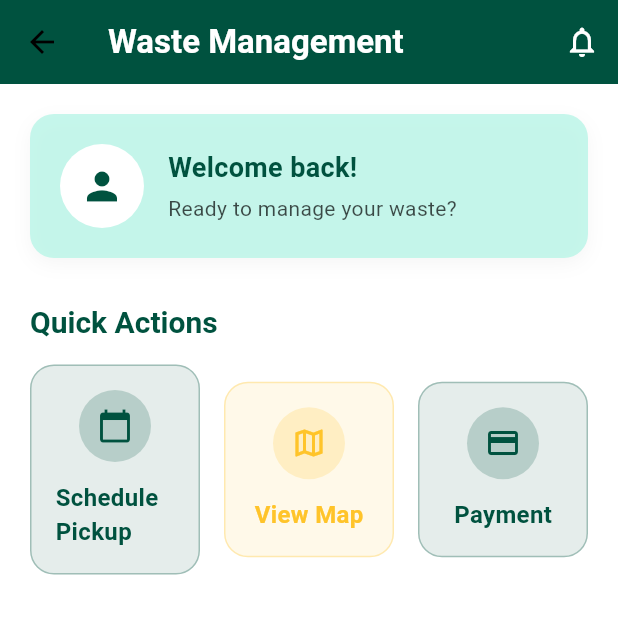
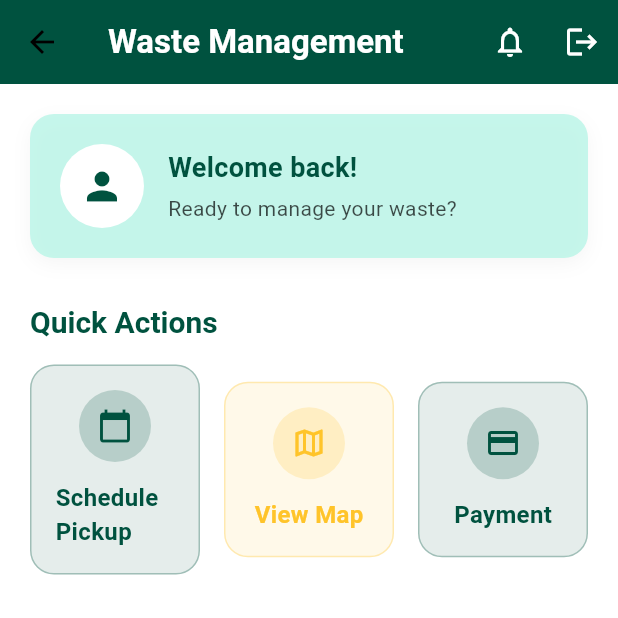
Before and after one commit to Mackle10/group26-recces-, a Flutter app: the HomeScreen screen opened by its route, on a phone screen of 412 x 824 dp, the top half of it. Run offline on Flutter 3.47's test engine with Material 3 defaults, Android fonts, the phone set to English and light mode, and no system bars; our stand-ins replace bloc, cloud_firestore, equatable, firebase_auth, firebase_core, firebase_storage and 4 more; accounts and stored records are empty.

Commit message:
implemented logout,added user role which help to distribute screens

```diff
--- a/wastemanagement/lib/features/home/presentation/screens/home_screen.dart
+++ b/wastemanagement/lib/features/home/presentation/screens/home_screen.dart
@@ -4,6 +4,10 @@ import 'package:wastemanagement/core/constants/app_colors.dart';
 import 'package:wastemanagement/core/constants/app_strings.dart';
 import 'package:wastemanagement/features/map/presentation/screens/map_screen.dart';
 import 'package:wastemanagement/features/pickup/presentation/screens/schedule_pickup_screen.dart';
+import 'package:wastemanagement/features/auth/presentation/bloc/auth_bloc.dart';
+import 'package:flutter_bloc/flutter_bloc.dart';
+import 'package:cloud_firestore/cloud_firestore.dart';
+import 'package:wastemanagement/features/recyclable/presentation/screens/recyclables_marketplace.dart';
 
 class HomeScreen extends StatefulWidget {
 const HomeScreen({super.key});
@@ -17,7 +21,13 @@ LatLng? _currentLocation;
 
 @override
 Widget build(BuildContext context) {
-  return Scaffold(
+  return BlocListener<AuthBloc, AuthState>(
+    listener: (context, state) {
+      if (state is Unauthenticated) {
+        Navigator.pushReplacementNamed(context, '/login');
+      }
+    },
+    child: Scaffold(
       backgroundColor: AppColors.background,
       appBar: AppBar(
         title: const Text(
@@ -36,6 +46,15 @@ Widget build(BuildContext context) {
             icon: const Icon(Icons.notifications_outlined),
             onPressed: () {},
             color: AppColors.white,
+          ),
+          IconButton(
+            icon: const Icon(Icons.logout),
+            onPressed: () {
+              // Dispatch logout event
+              context.read<AuthBloc>().add(LogoutRequested());
+            },
+            color: AppColors.white,
+            tooltip: 'Logout',
           ),
         ],
       ),
@@ -283,6 +302,7 @@ Widget build(BuildContext context) {
         child: const Icon(Icons.add, color: AppColors.white),
       ),
       bottomNavigationBar: _buildBottomNavigationBar(),
+    ),
   );
 }
 
```
Also changed, not shown: wastemanagement/lib/features/company/company_dashboard.dart (+6 -2 lines), wastemanagement/lib/features/recyclable/presentation/screens/recyclables_marketplace.dart (+23 -1 lines). Lines whose indentation alone changed are shown as unchanged.
